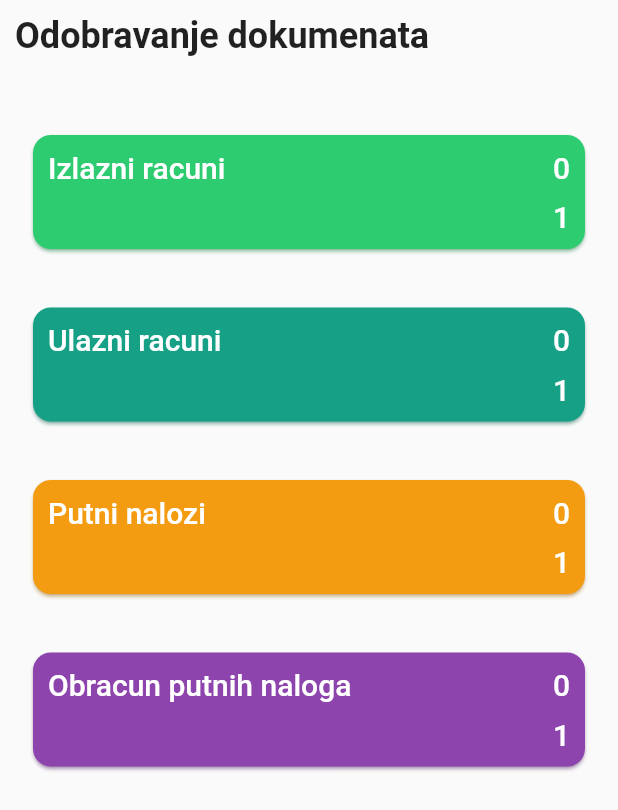
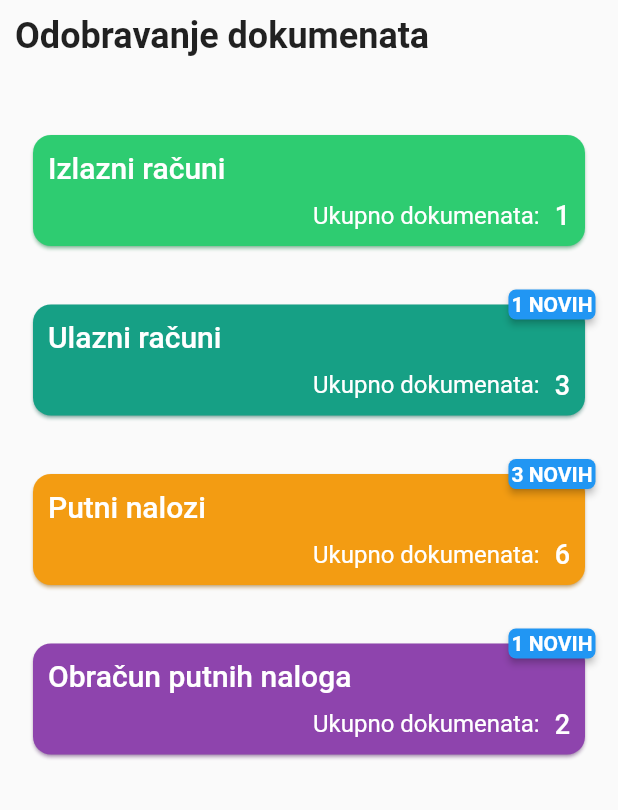
Before and after one commit to TheJakov/argosy_companion, a Flutter app: the Dashboard screen opened directly, on a phone screen of 412 x 824 dp. Shown: the top 810 px of the screen. Run offline on Flutter 3.47's test engine with Material 2 defaults, Android fonts, the light colour scheme and no system bars; drawn by our look-alikes of badges; our stand-ins replace google_fonts.

Commit message:
Badges
Added badge functionality based on number of new items

```diff
--- a/lib/dashboard.dart
+++ b/lib/dashboard.dart
@@ -1,6 +1,7 @@
 import 'package:argosy_companion/classes/argosy_companion_constants.dart';
 import 'package:argosy_companion/putni_nalozi.dart';
 import 'package:flutter/material.dart';
+import 'package:badges/badges.dart';
 
 class Dashboard extends StatefulWidget {
   const Dashboard({Key? key}) : super(key: key);
@@ -31,22 +32,22 @@ class _DashboardState extends State<Dashboard> {
                 height: 40,
               ),
               buildRoundedReport(
-                  context, Color(ArgosyCompanionConstants.izlazniRacunHex), "Izlazni racuni", 1, 0),
+                  context, Color(ArgosyCompanionConstants.izlazniRacunHex), "Izlazni računi", 1, 0),
               const SizedBox(
                 height: 15,
               ),
               buildRoundedReport(
-                  context, Color(ArgosyCompanionConstants.ulazniRacunHex), "Ulazni racuni", 1, 0),
+                  context, Color(ArgosyCompanionConstants.ulazniRacunHex), "Ulazni računi", 3, 1),
               const SizedBox(
                 height: 15,
               ),
               buildRoundedReport(
-                  context, Color(ArgosyCompanionConstants.putniNalogHex), "Putni nalozi", 1, 0),
+                  context, Color(ArgosyCompanionConstants.putniNalogHex), "Putni nalozi", 6, 3),
               const SizedBox(
                 height: 15,
               ),
               buildRoundedReport(
-                  context, Color(ArgosyCompanionConstants.obracunHex), "Obracun putnih naloga", 1, 0),
+                  context, Color(ArgosyCompanionConstants.obracunHex), "Obračun putnih naloga", 2, 1),
             ],
           ),
         ),
@@ -55,15 +56,32 @@ class _DashboardState extends State<Dashboard> {
   }
 }
 
+
+
 Widget buildRoundedReport(BuildContext context, Color backgroundColor,
         String title, int documents, int newDocuments,
         {TextStyle titleStyle = const TextStyle(
             color: Colors.white, fontSize: 20, fontWeight: FontWeight.w500),
         TextStyle descStyle = const TextStyle(
-            color: Colors.white, fontSize: 20, fontWeight: FontWeight.w500),
+            color: Colors.white, fontSize: 18, fontWeight: FontWeight.w500),
         TextStyle dateStyle =
             const TextStyle(fontSize: 10, color: Colors.white),
+          TextStyle italicStyle = const TextStyle(
+            color: Colors.white, fontSize: 16 ),
         double widthRatio = 0.8}) =>
+    Badge(
+      shape: BadgeShape.square,
+      borderRadius: BorderRadius.circular(5),
+      position: BadgePosition.topEnd(top: 2, end: 5),
+      padding: const EdgeInsets.all(2),
+      badgeColor: Colors.blue,
+      showBadge: newDocuments > 0,
+      badgeContent: Text(
+      '$newDocuments NOVIH',
+      style: const TextStyle(
+      color: Colors.white, fontSize: 14, fontWeight: FontWeight.bold),
+      ),
+      child:
         TextButton(
           onPressed: () {
             Navigator.push(
@@ -87,11 +105,7 @@ Widget buildRoundedReport(BuildContext context, Color backgroundColor,
                       Text(
                         title,
                         style: titleStyle,
-                  ),
-                  Text(
-                    '$newDocuments',
-                    style: descStyle,
-                  ),
+                      )
                     ],
                   ),
                   const SizedBox(height: 10),
@@ -99,13 +113,21 @@ Widget buildRoundedReport(BuildContext context, Color backgroundColor,
                     mainAxisAlignment: MainAxisAlignment.end,
                     children: [
                       Text(
+                        'Ukupno dokumenata:',
+                        style: italicStyle,
+                      ),
+                      const SizedBox(
+                        width: 10,
+                      ),
+                      Text(
                         '$documents',
                         style: descStyle,
                       ),
                     ],
-              )
+                  ),
                 ],
               ),
             ),
           ),
+        ),
     );
--- a/pubspec.yaml
+++ b/pubspec.yaml
@@ -35,6 +35,7 @@ dependencies:
   # Use with the CupertinoIcons class for iOS style icons.
   cupertino_icons: ^1.0.2
   google_fonts: ^3.0.1
+  badges: ^2.0.3
 
 dev_dependencies:
   flutter_test:
```
Also changed, not shown: pubspec.lock. Lines whose indentation alone changed are shown as unchanged.
